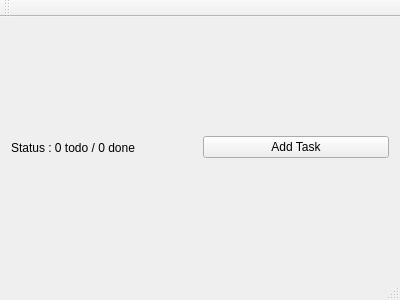
Old version of the form mainwindow.ui in the repository pawan-adk/toDoQT.
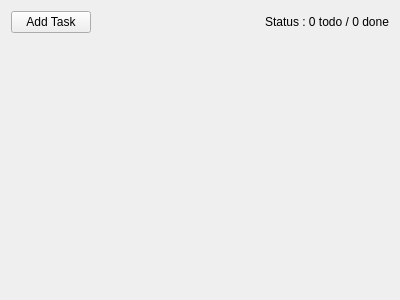
New version of the form.

Commit message: This is the first real commit where we have completed the adding of the task and removing it in the ui

```diff
--- a/mainwindow.ui
+++ b/mainwindow.ui
@@ -14,42 +14,56 @@
    <string>MainWindow</string>
   </property>
   <widget class="QWidget" name="centralWidget">
-   <layout class="QHBoxLayout" name="horizontalLayout">
+   <layout class="QVBoxLayout" name="verticalLayout">
     <item>
-     <widget class="QLabel" name="statusLabel">
-      <property name="text">
-       <string>Status : 0 todo / 0 done</string>
-      </property>
-     </widget>
+     <layout class="QHBoxLayout" name="horizontalLayout">
+      <item>
+       <widget class="QPushButton" name="addTaskButton">
+        <property name="text">
+         <string>Add Task</string>
+        </property>
+       </widget>
+      </item>
+      <item>
+       <spacer name="horizontalSpacer">
+        <property name="orientation">
+         <enum>Qt::Horizontal</enum>
+        </property>
+        <property name="sizeHint" stdset="0">
+         <size>
+          <width>40</width>
+          <height>20</height>
+         </size>
+        </property>
+       </spacer>
+      </item>
+      <item>
+       <widget class="QLabel" name="statusLabel">
+        <property name="text">
+         <string>Status : 0 todo / 0 done</string>
+        </property>
+       </widget>
+      </item>
+     </layout>
     </item>
     <item>
-     <widget class="QPushButton" name="addTaskButton">
-      <property name="text">
-       <string>Add Task</string>
+     <layout class="QVBoxLayout" name="tasksLayout"/>
+    </item>
+    <item>
+     <spacer name="verticalSpacer">
+      <property name="orientation">
+       <enum>Qt::Vertical</enum>
       </property>
-     </widget>
+      <property name="sizeHint" stdset="0">
+       <size>
+        <width>20</width>
+        <height>40</height>
+       </size>
+      </property>
+     </spacer>
     </item>
    </layout>
   </widget>
-  <widget class="QMenuBar" name="menuBar">
-   <property name="geometry">
-    <rect>
-     <x>0</x>
-     <y>0</y>
-     <width>400</width>
-     <height>22</height>
-    </rect>
-   </property>
-  </widget>
-  <widget class="QToolBar" name="mainToolBar">
-   <attribute name="toolBarArea">
-    <enum>TopToolBarArea</enum>
-   </attribute>
-   <attribute name="toolBarBreak">
-    <bool>false</bool>
-   </attribute>
-  </widget>
-  <widget class="QStatusBar" name="statusBar"/>
  </widget>
  <layoutdefault spacing="6" margin="11"/>
  <resources/>
```
The commit also changes 5 other files.
